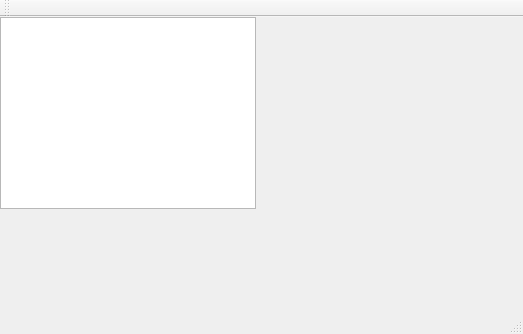
This is mainwindow.ui in ricardogang/CoderWatch as Qt 5 draws it before an edit. The edited form follows.
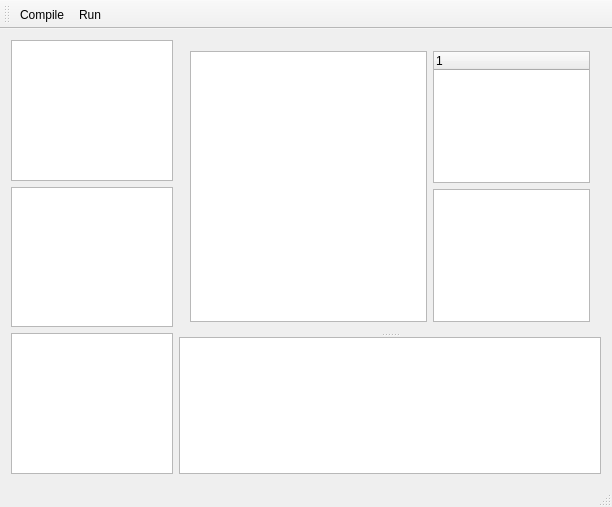
This is the edited form. Icons and pictures are not drawn.

What changed in the file:
```diff
--- a/mainwindow.ui
+++ b/mainwindow.ui
@@ -6,24 +6,124 @@
    <rect>
     <x>0</x>
     <y>0</y>
-    <width>523</width>
-    <height>334</height>
+    <width>612</width>
+    <height>507</height>
    </rect>
   </property>
+  <property name="maximumSize">
+   <size>
+    <width>2000</width>
+    <height>1500</height>
+   </size>
+  </property>
   <property name="windowTitle">
    <string>MainWindow</string>
   </property>
   <widget class="QWidget" name="centralWidget">
-   <widget class="QPlainTextEdit" name="plainTextEdit">
-    <property name="geometry">
-     <rect>
-      <x>0</x>
-      <y>0</y>
-      <width>256</width>
-      <height>192</height>
-     </rect>
-    </property>
-   </widget>
+   <layout class="QHBoxLayout" name="horizontalLayout_3">
+    <item>
+     <layout class="QHBoxLayout" name="horizontalLayout_2">
+      <item>
+       <layout class="QVBoxLayout" name="verticalLayout_3">
+        <item>
+         <widget class="QTextEdit" name="textEdit">
+          <property name="maximumSize">
+           <size>
+            <width>200</width>
+            <height>200</height>
+           </size>
+          </property>
+         </widget>
+        </item>
+        <item>
+         <widget class="QTextEdit" name="textEdit_2">
+          <property name="maximumSize">
+           <size>
+            <width>200</width>
+            <height>200</height>
+           </size>
+          </property>
+         </widget>
+        </item>
+        <item>
+         <widget class="QTextEdit" name="textEdit_4">
+          <property name="maximumSize">
+           <size>
+            <width>200</width>
+            <height>200</height>
+           </size>
+          </property>
+         </widget>
+        </item>
+        <item>
+         <spacer name="verticalSpacer">
+          <property name="orientation">
+           <enum>Qt::Vertical</enum>
+          </property>
+          <property name="sizeHint" stdset="0">
+           <size>
+            <width>20</width>
+            <height>40</height>
+           </size>
+          </property>
+         </spacer>
+        </item>
+       </layout>
+      </item>
+      <item>
+       <widget class="QSplitter" name="splitter">
+        <property name="orientation">
+         <enum>Qt::Vertical</enum>
+        </property>
+        <widget class="QWidget" name="">
+         <layout class="QHBoxLayout" name="horizontalLayout">
+          <item>
+           <widget class="QPlainTextEdit" name="plainTextEdit"/>
+          </item>
+          <item>
+           <layout class="QVBoxLayout" name="verticalLayout">
+            <item>
+             <widget class="QTreeWidget" name="treeWidget">
+              <property name="maximumSize">
+               <size>
+                <width>175</width>
+                <height>16777215</height>
+               </size>
+              </property>
+              <column>
+               <property name="text">
+                <string notr="true">1</string>
+               </property>
+              </column>
+             </widget>
+            </item>
+            <item>
+             <widget class="QTextEdit" name="textEdit_3">
+              <property name="maximumSize">
+               <size>
+                <width>175</width>
+                <height>16777215</height>
+               </size>
+              </property>
+             </widget>
+            </item>
+           </layout>
+          </item>
+         </layout>
+        </widget>
+        <widget class="QPlainTextEdit" name="plainTextEdit_2">
+         <property name="maximumSize">
+          <size>
+           <width>16777215</width>
+           <height>300</height>
+          </size>
+         </property>
+        </widget>
+       </widget>
+      </item>
+     </layout>
+    </item>
+   </layout>
   </widget>
   <widget class="QMenuBar" name="menuBar">
    <property name="geometry">
@@ -42,8 +142,28 @@
    <attribute name="toolBarBreak">
     <bool>false</bool>
    </attribute>
+   <addaction name="actionCompile"/>
+   <addaction name="actionRun"/>
   </widget>
   <widget class="QStatusBar" name="statusBar"/>
+  <action name="actionCompile">
+   <property name="icon">
+    <iconset resource="icons.qrc">
+     <normaloff>:/compile.png</normaloff>:/compile.png</iconset>
+   </property>
+   <property name="text">
+    <string>Compile</string>
+   </property>
+  </action>
+  <action name="actionRun">
+   <property name="icon">
+    <iconset resource="icons.qrc">
+     <normaloff>:/run.png</normaloff>:/run.png</iconset>
+   </property>
+   <property name="text">
+    <string>Run</string>
+   </property>
+  </action>
  </widget>
  <layoutdefault spacing="6" margin="11"/>
  <resources/>
```
Left out of the diff: 6 changed lines with no effect on the pictures.
